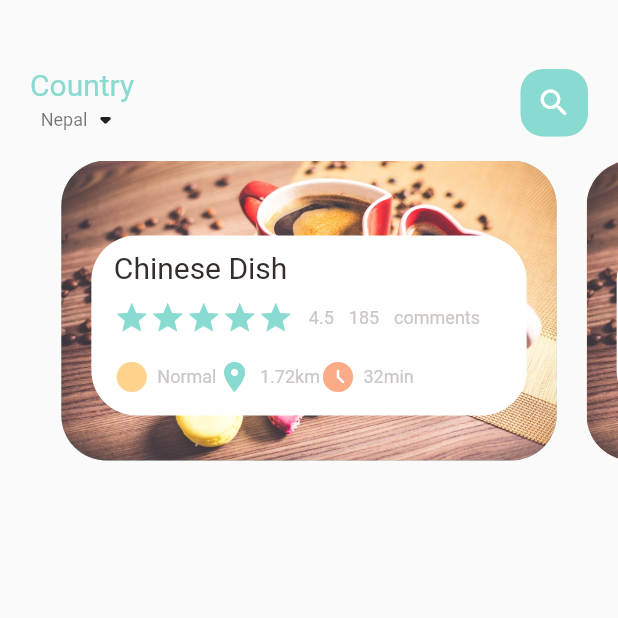
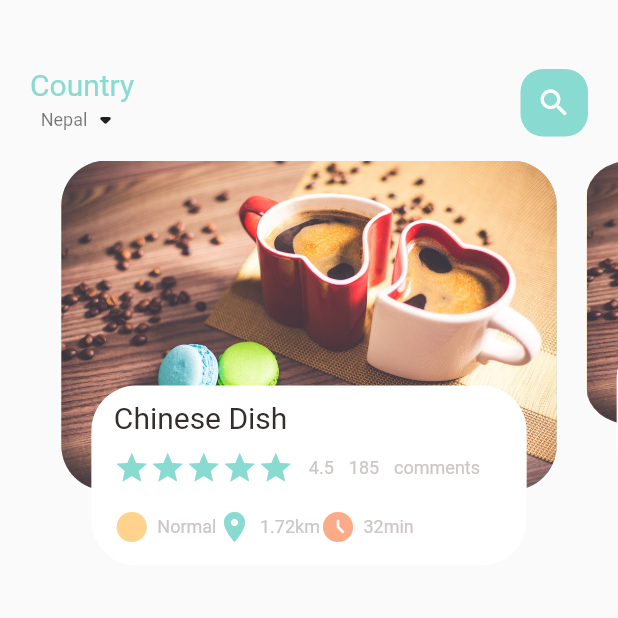
Before and after one commit to AlikoGrace/food_delivery_project, a Flutter app: the screen it shows after launch, on a phone screen of 412 x 824 dp, the top half of it. Run offline on Flutter 3.47's test engine with Material 2 defaults, Android fonts, the phone set to English and light mode, and no system bars.

```diff
--- a/lib/home/food_page_body.dart
+++ b/lib/home/food_page_body.dart
@@ -15,12 +15,34 @@ class _FoodPageBodyState extends State<FoodPageBody> {
   PageController pageController = PageController(viewportFraction: 0.85);
   //the default is 1. this ensures not only one widget covers the whole
   //screen in the builder
+  var _currentPageValue = 0.0;
+  double _scaleFactor = 0.8;
+  //that's like 80% of it's original size
+
+  //the below function will listen to the pageNumber and assign it _currentPageValue
+  //so we can use it
+  @override
+  void initState() {
+    // TODO: implement initState
+    super.initState();
+    pageController.addListener(() {
+      setState(() {
+        _currentPageValue = pageController.page!;
+      });
+    });
+  }
+
+  //the below will dispose it after using to conserve memory
+  @override
+  void dispose() {
+    pageController.dispose();
+  }
+
   @override
   Widget build(BuildContext context) {
     return Container(
       //container should always have a height
-      height: 200,
-      //original is 300
+      height: 300,
       child: PageView.builder(
           controller: pageController,
           itemCount: 5,
@@ -31,7 +53,18 @@ class _FoodPageBodyState extends State<FoodPageBody> {
   }
 
   Widget _buildPageItem(int index) {
-    return Stack(
+    Matrix4 matrix = new Matrix4.identity();
+    if (index == _currentPageValue.floor()) {
+      var currScale = 1 - (_currentPageValue - index) * (1 - _scaleFactor);
+      matrix = Matrix4.diagonal3Values(1, currScale, 1);
+    } else if (index == _currentPageValue.floor() + 1) {
+      var currScale =
+          _scaleFactor + (_currentPageValue - index + 1) * (1 - _scaleFactor);
+      matrix = Matrix4.diagonal3Values(1, currScale, 1);
+    }
+    return Transform(
+      transform: matrix,
+      child: Stack(
         children: [
           Container(
             margin: EdgeInsets.only(left: 10, right: 10),
@@ -107,6 +140,7 @@ class _FoodPageBodyState extends State<FoodPageBody> {
             ),
           ),
         ],
+      ),
     );
   }
 }
```
Lines whose indentation alone changed are shown as unchanged.
